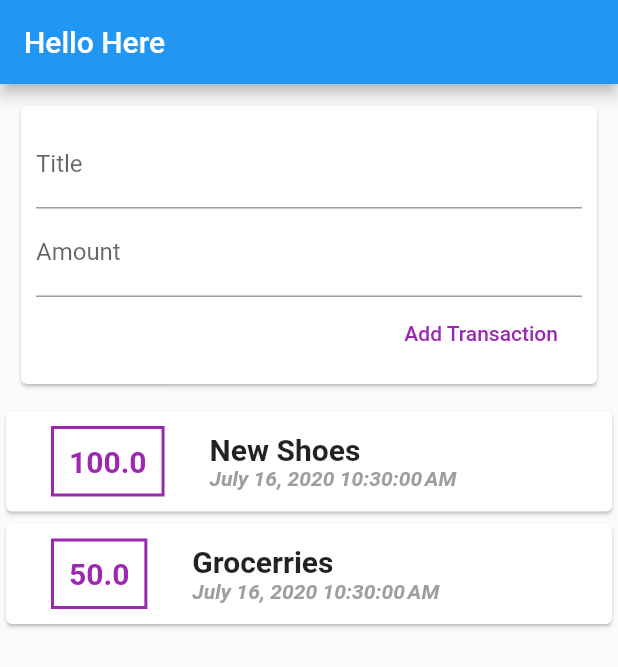
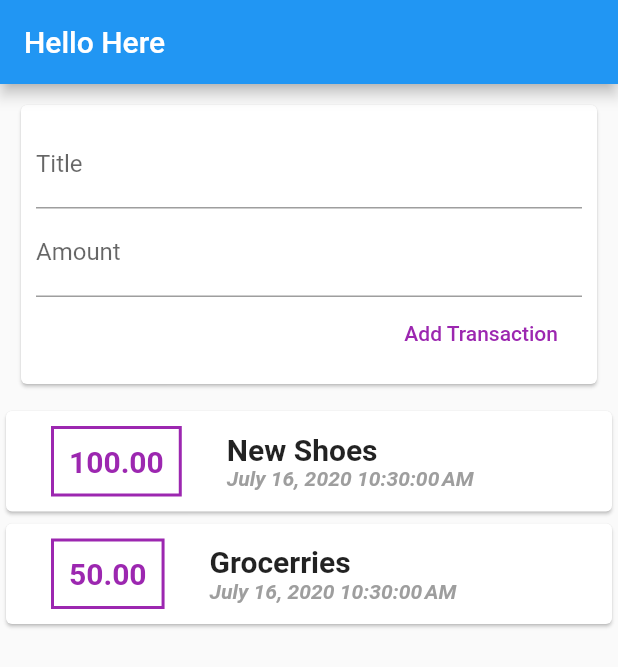
Before and after one commit to mali30/expenses-app, a Flutter app: the screen it shows after launch, on a phone screen of 412 x 824 dp. Shown: the top 667 px of the screen. Run offline on Flutter 3.47's test engine with Material 2 defaults, Android fonts, the phone set to English and light mode, and no system bars.

```diff
--- a/lib/widgets/transaction_list.dart
+++ b/lib/widgets/transaction_list.dart
@@ -25,7 +25,8 @@ class TransactionList extends StatelessWidget {
                 border: Border.all(color: Colors.purple, width: 2)),
             padding: EdgeInsets.all(10),
             child: Text(
-              '${tx.amount}',
+              // limits to two decimals places
+              '${tx.amount.toStringAsFixed(2)}',
               style: TextStyle(
                   fontSize: 20,
                   fontWeight: FontWeight.bold,
```
